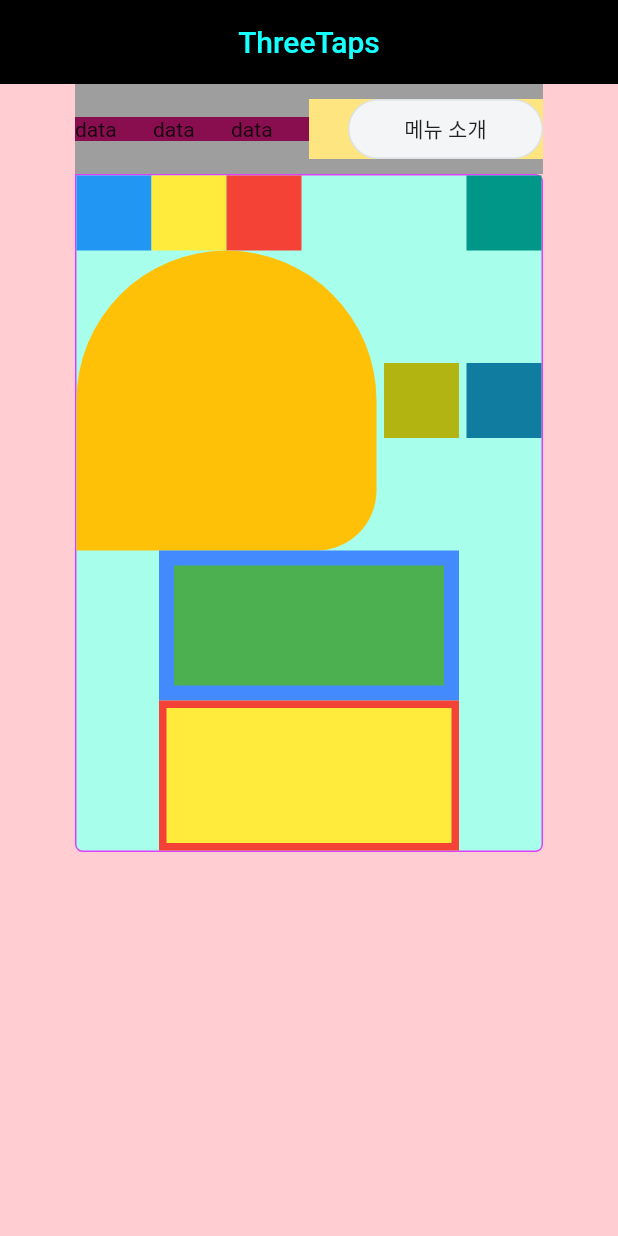
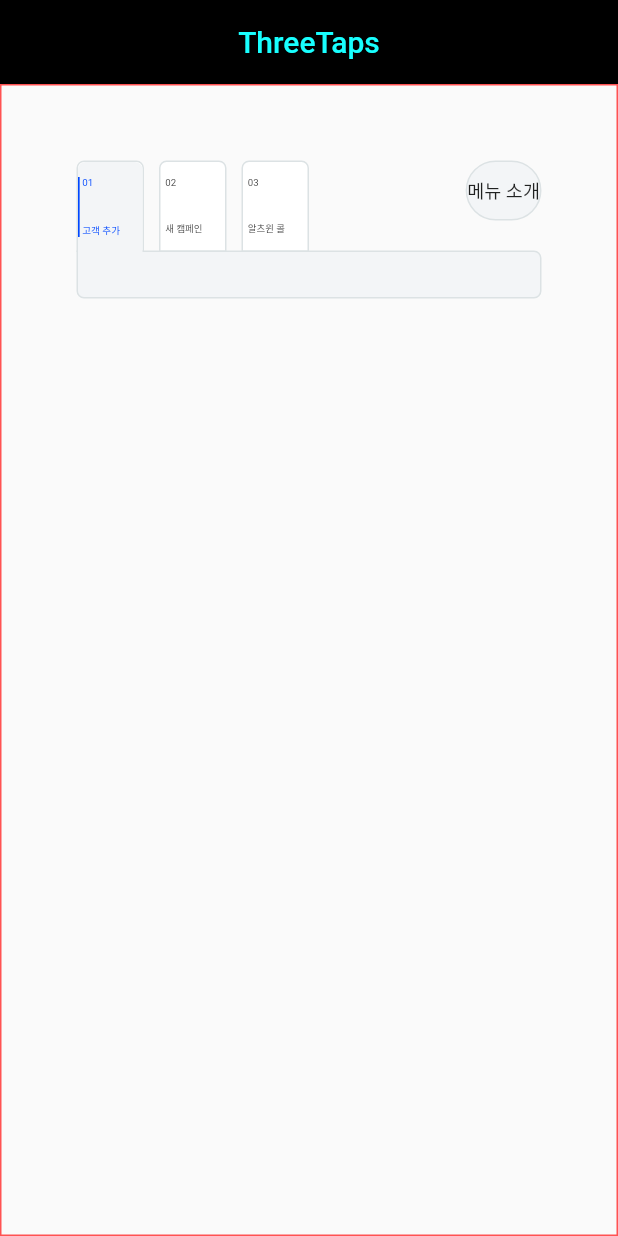
Before and after one commit to dabuzida/flutter_three_taps, a Flutter app: the screen it shows after launch, on a phone screen of 412 x 824 dp. Run offline on Flutter 3.47's test engine with Material 2 defaults, Android fonts, the phone set to English and light mode, and no system bars; missing offline and left inert: dart:html.

Commit message:
메뉴소개 새 positioned로 해서 뼈대 완료

```diff
--- a/lib/main.dart
+++ b/lib/main.dart
@@ -59,54 +59,44 @@
   final Color _activeColor = const Color.fromARGB(255, 243, 245, 247);
   final Color _inactiveColor = const Color.fromARGB(255, 255, 255, 255);
   final Color _borderColor = const Color.fromARGB(255, 220, 226, 228);
-  bool _visibleA = true;
-  bool _visibleB = false;
-  bool _visibleC = false;
+  bool _leftTap = true;
+  bool _centerTap = false;
+  bool _rightTap = false;
   void _onTapped(int index) {
     setState(() {
       if (index == 0) {
-        _visibleA = true;
-        _visibleB = false;
-        _visibleC = false;
+        _leftTap = true;
+        _centerTap = false;
+        _rightTap = false;
       } else if (index == 1) {
-        _visibleA = false;
-        _visibleB = true;
-        _visibleC = false;
+        _leftTap = false;
+        _centerTap = true;
+        _rightTap = false;
       } else {
-        _visibleA = false;
-        _visibleB = false;
-        _visibleC = true;
+        _leftTap = false;
+        _centerTap = false;
+        _rightTap = true;
       }
     });
   }
 
-  final List _tapPhrase = [
-    {'num': '01', 'title': '고객 추가'},
-    {'num': '02', 'title': '새 캠페인'},
-    {'num': '03', 'title': '알츠윈 콜'},
+  final List _tapItems = [
+    {'order': '01           ', 'title': '고객 추가'},
+    {'order': '02           ', 'title': '새 캠페인'},
+    {'order': '03           ', 'title': '알츠윈 콜'},
   ];
   final Color _tapPhraseColor = const Color.fromARGB(255, 0, 71, 255);
-  /* @override
-  void initState() {
-    super.initState();
-    _miniTapAColor = _activeColor;
-    _miniTapBColor = _inactiveColor;
-    _miniTapCColor = _inactiveColor;
-  } */
 
   @override
   Widget build(BuildContext context) {
     return Container(
-      color: Colors.red[100],
-      // padding: EdgeInsets.symmetric(horizontal: 50),
+      // color: Colors.red[50],
       width: 1700,
-      padding: EdgeInsets.symmetric(horizontal: 50),
-      height: 1000,
-      // constraints: const BoxConstraints(
-      //   maxWidth: 700,
-      //   minHeight: 500,
-      // ),
-      // constraints: BoxConstraints.expand(),
+      padding: const EdgeInsets.only(left: 50, top: 50, right: 50),
+      decoration: BoxDecoration(
+        border: Border.all(color: Colors.redAccent, width: 1),
+      ),
+      height: 800,
       child: Stack(
         // alignment: Alignment.bottomCenter,
         // clipBehavior: Clip.antiAliasWithSaveLayer,
@@ -117,45 +107,66 @@
             top: 0,
             right: 0,
             child: Container(
-              height: 60,
-              color: Colors.grey,
+              decoration: BoxDecoration(
+                  // border: Border.all(color: Color.fromARGB(255, 27, 112, 209), width: 1),
+                  ),
+              height: 61,
+              // color: Colors.blueGrey[100],
               child: Row(
-                mainAxisAlignment: MainAxisAlignment.spaceBetween,
                 children: <Widget>[
                   Expanded(
                     flex: 1,
-                    child: Container(
-                      color: Colors.pink[900],
                     child: Row(
-                        mainAxisSize: MainAxisSize.min,
-                        children: const <Widget>[
+                      children: <Widget>[
                         Expanded(
-                            child: Text('data'),
+                          child: _lowerTap(id: 0),
                         ),
+                        const SizedBox(width: 10),
                         Expanded(
-                            child: Text('data'),
+                          child: _lowerTap(id: 1),
                         ),
+                        const SizedBox(width: 10),
                         Expanded(
-                            child: Text('data'),
+                          child: _lowerTap(id: 2),
                         ),
                       ],
                     ),
                   ),
-                  ),
-                  Expanded(
-                    flex: 1,
-                    child: Container(
-                      color: Colors.amberAccent[100],
-                      child: Row(
-                        mainAxisAlignment: MainAxisAlignment.end,
-                        children: <Widget>[
-                          _introduceMenuTap(),
+                  const Expanded(flex: 1, child: SizedBox()),
                 ],
               ),
             ),
           ),
+          Positioned(
+            left: 0,
+            top: 0,
+            right: 0,
+            child: Row(
+              mainAxisAlignment: MainAxisAlignment.end,
+              children: <Widget>[
+                const Expanded(flex: 667, child: SizedBox()),
+                Expanded(
+                  flex: 130,
+                  child: Container(
+                    height: 40,
+                    decoration: BoxDecoration(
+                      color: _activeColor,
+                      border: Border.all(color: _borderColor, width: 1),
+                      borderRadius: const BorderRadius.all(Radius.circular(30.0)),
+                    ),
+                    child: Container(
+                      width: double.infinity,
+                      height: 16,
+                      alignment: Alignment.center,
+                      child: const FittedBox(
+                        child: Text(
+                          '메뉴 소개',
+                        ),
+                      ),
+                    ),
+                  ),
+                ),
               ],
-              ),
             ),
           ),
           Positioned(
@@ -163,13 +174,10 @@
             top: 60,
             right: 0,
             child: Container(
-              // width: 700,
-              // width: MediaQuery.of(context).size.width - 200,
-              // height: MediaQuery.of(context).size.height,
-              // margin: EdgeInsets.only(right: 10),
+              padding: EdgeInsets.only(top: 30),
               decoration: BoxDecoration(
-                color: Colors.tealAccent[100],
-                border: Border.all(color: Colors.purpleAccent, width: 1),
+                color: _activeColor, // Colors.brown[100],
+                border: Border.all(color: _borderColor, width: 1), // Border.all(color: Colors.purpleAccent, width: 1),
                 borderRadius: const BorderRadius.only(
                   topRight: Radius.circular(5.0),
                   bottomLeft: Radius.circular(5.0),
@@ -180,130 +188,146 @@
                 child: Column(
                   // mainAxisAlignment: MainAxisAlignment.center,
                   children: [
+                    // Row(
+                    //   mainAxisAlignment: MainAxisAlignment.spaceBetween,
+                    //   children: [
+                    //     Row(children: [
+                    //       Container(width: 50, height: 50, color: Colors.blue),
+                    //       Container(width: 50, height: 50, color: Colors.yellow),
+                    //       Container(width: 50, height: 50, color: Colors.red),
+                    //     ]),
+                    //     Container(width: 50, height: 50, color: Colors.teal),
+                    //   ],
+                    // ),
                     Row(
                       mainAxisAlignment: MainAxisAlignment.spaceBetween,
                       children: [
-                        Row(children: [
-                          Container(width: 50, height: 50, color: Colors.blue),
-                          Container(width: 50, height: 50, color: Colors.yellow),
-                          Container(width: 50, height: 50, color: Colors.red),
-                        ]),
-                        Container(width: 50, height: 50, color: Colors.teal),
+                        // Container(
+                        //   width: 200,
+                        //   height: 200,
+                        //   decoration: const BoxDecoration(
+                        //     color: Colors.amber,
+                        //     borderRadius: BorderRadius.only(
+                        //       topLeft: Radius.circular(100),
+                        //       topRight: Radius.circular(100),
+                        //       // bottomLeft: Radius.circular(40.0),
+                        //       bottomRight: Radius.circular(40.0),
+                        //     ),
+                        //   ),
+                        // ),
+                        // Container(color: Color.fromARGB(255, 178, 180, 17), width: 50, height: 50),
+                        // // Container(color: Color.fromARGB(255, 14, 115, 216), width: 50, height: 50),
+                        // // Container(color: Color.fromARGB(255, 189, 22, 22), width: 50, height: 50),
+                        // Container(color: Color.fromARGB(255, 15, 124, 160), width: 50, height: 50),
                       ],
                     ),
-                    Row(
-                      mainAxisAlignment: MainAxisAlignment.spaceBetween,
-                      children: [
-                        Container(
-                          width: 200,
-                          height: 200,
-                          decoration: const BoxDecoration(
-                            color: Colors.amber,
-                            borderRadius: BorderRadius.only(
-                              topLeft: Radius.circular(100),
-                              topRight: Radius.circular(100),
-                              // bottomLeft: Radius.circular(40.0),
-                              bottomRight: Radius.circular(40.0),
-                            ),
-                          ),
-                        ),
-                        Container(color: Color.fromARGB(255, 178, 180, 17), width: 50, height: 50),
-                        // Container(color: Color.fromARGB(255, 14, 115, 216), width: 50, height: 50),
-                        // Container(color: Color.fromARGB(255, 189, 22, 22), width: 50, height: 50),
-                        Container(color: Color.fromARGB(255, 15, 124, 160), width: 50, height: 50),
-                      ],
-                    ),
-                    Container(
-                      width: 200,
-                      height: 100,
-                      decoration: BoxDecoration(
-                        color: Colors.green,
-                        border: Border.all(color: Colors.blueAccent, width: 10),
-                      ),
-                    ),
-                    Container(
-                      width: 200,
-                      height: 100,
-                      decoration: BoxDecoration(
-                        color: Colors.yellow,
-                        border: Border.all(color: Colors.red, width: 5),
-                      ),
-                    ),
+                    // Container(
+                    //   width: 200,
+                    //   height: 100,
+                    //   decoration: BoxDecoration(
+                    //     color: Colors.green,
+                    //     border: Border.all(color: Colors.blueAccent, width: 10),
+                    //   ),
+                    // ),
+                    // Container(
+                    //   width: 200,
+                    //   height: 100,
+                    //   decoration: BoxDecoration(
+
+                    //     color: Colors.yellow,
+                    //     border: Border.all(color: Colors.red, width: 5),
+                    //   ),
+                    // ),
                   ],
                 ),
               ),
             ),
           ),
-          /*   Positioned(
+          Positioned(
+            left: 0,
             top: 1,
+            right: 0,
             child: Row(
-              mainAxisSize: MainAxisSize.min,
-              // mainAxisAlignment: MainAxisAlignment.spaceBetween,
+              children: <Widget>[
+                Expanded(
+                  flex: 1,
+                  child: Row(
                     children: <Widget>[
                       const SizedBox(width: 1),
-                _upperTap(id: 0, visible: _visibleA),
+                      Expanded(
+                        child: _upperTap(id: 0, visible: _leftTap),
+                      ),
                       const SizedBox(width: 12),
-                _upperTap(id: 1, visible: _visibleB),
+                      Expanded(
+                        child: _upperTap(id: 1, visible: _centerTap),
+                      ),
                       const SizedBox(width: 12),
-                _upperTap(id: 2, visible: _visibleC),
+                      Expanded(
+                        child: _upperTap(id: 2, visible: _rightTap),
+                      ),
+                      const SizedBox(width: 1),
                     ],
                   ),
-          ), */
+                ),
+                const Expanded(flex: 1, child: SizedBox()),
               ],
             ),
-    );
-  }
-
-  Widget _introduceMenuTap() {
-    return Container(
-      // width: (MediaQuery.of(context).size.width - 700) / 2,
-      width: 200,
-      height: 40,
-      constraints: BoxConstraints(
-        minWidth: 70,
-        maxWidth: 130,
           ),
-      decoration: BoxDecoration(
-        color: _activeColor,
-        border: Border.all(color: _borderColor, width: 1),
-        borderRadius: BorderRadius.all(Radius.circular(30.0)),
-      ),
-      child: Center(
-        child: Text(
-          '메뉴 소개',
-        ),
+        ],
       ),
     );
   }
 
   Widget _lowerTap({required int id}) {
     return Container(
-      width: 130,
+      // width: 130,
       height: 61,
+      padding: const EdgeInsets.only(/* left: 15, */ top: 10, right: 15, bottom: 10),
       decoration: BoxDecoration(
         color: _inactiveColor,
+        // color: Colors.yellowAccent,
         border: Border.all(color: _borderColor, width: 1),
         borderRadius: const BorderRadius.only(
           topLeft: Radius.circular(5), // bottomLeft: Radius.circular(40.0),
           topRight: Radius.circular(5), // bottomRight: Radius.circular(40.0),
         ),
       ),
-      child: Center(
-        child: Row(children: <Widget>[
-          const SizedBox(
-            width: 4,
-            height: 40,
+      child: Row(
+        children: <Widget>[
+          const Expanded(
+            flex: 15,
+            child: SizedBox(width: 15),
           ),
-          const SizedBox(width: 8),
-          Column(
-            mainAxisAlignment: MainAxisAlignment.center,
-            crossAxisAlignment: CrossAxisAlignment.start,
+          Expanded(
+            flex: 115,
+            child: Column(
+              mainAxisAlignment: MainAxisAlignment.spaceBetween,
+              // crossAxisAlignment: CrossAxisAlignment.start,
               children: <Widget>[
-              Text(_tapPhrase[id]['num']),
-              Text(_tapPhrase[id]['title']),
+                Container(
+                  width: double.infinity,
+                  height: 17,
+                  alignment: Alignment.topLeft,
+                  child: FittedBox(
+                    child: Text(
+                      _tapItems[id]['order'],
+                    ),
+                  ),
+                ),
+                Container(
+                  width: double.infinity,
+                  height: 17,
+                  alignment: Alignment.bottomLeft,
+                  child: FittedBox(
+                    child: Text(
+                      _tapItems[id]['title'],
+                    ),
+                  ),
+                ),
               ],
-          )
-        ]),
+            ),
+          ),
+        ],
       ),
     );
   }
@@ -320,8 +344,8 @@
           maintainState: true,
           maintainInteractivity: true,
           child: Container(
-              width: 128,
             height: 60,
+            padding: const EdgeInsets.only(top: 10, right: 15, bottom: 10),
             decoration: BoxDecoration(
               color: _activeColor,
               // color: Colors.greenAccent,
@@ -330,26 +354,51 @@
                 topRight: Radius.circular(5), // bottomRight: Radius.circular(40.0),
               ),
             ),
-              child: Center(
-                child: Row(children: <Widget>[
-                  Container(
-                    width: 4,
+            child: Row(
+              children: <Widget>[
+                Expanded(
+                  flex: 5,
+                  child: Container(
                     height: 40,
                     color: _tapPhraseColor,
                   ),
-                  const SizedBox(width: 8),
-                  Column(
-                    mainAxisAlignment: MainAxisAlignment.center,
-                    crossAxisAlignment: CrossAxisAlignment.start,
+                ),
+                const Expanded(flex: 8, child: SizedBox()),
+                Expanded(
+                  flex: 115,
+                  child: Column(
+                    mainAxisAlignment: MainAxisAlignment.spaceBetween,
                     children: <Widget>[
-                      Text(_tapPhrase[id]['num'], style: TextStyle(color: _tapPhraseColor)),
-                      Text(_tapPhrase[id]['title'], style: TextStyle(color: _tapPhraseColor)),
-                    ],
-                  )
-                ]),
+                      Container(
+                        width: double.infinity,
+                        height: 17,
+                        alignment: Alignment.topLeft,
+                        child: FittedBox(
+                          child: Text(
+                            _tapItems[id]['order'],
+                            style: TextStyle(color: _tapPhraseColor),
                           ),
                         ),
-          )),
+                      ),
+                      Container(
+                        width: double.infinity,
+                        height: 17,
+                        alignment: Alignment.bottomLeft,
+                        child: FittedBox(
+                          child: Text(
+                            _tapItems[id]['title'],
+                            style: TextStyle(color: _tapPhraseColor),
+                          ),
+                        ),
+                      ),
+                    ],
+                  ),
+                ),
+              ],
+            ),
+          ),
+        ),
+      ),
     );
   }
 }
```
Lines whose indentation alone changed are shown as unchanged.
